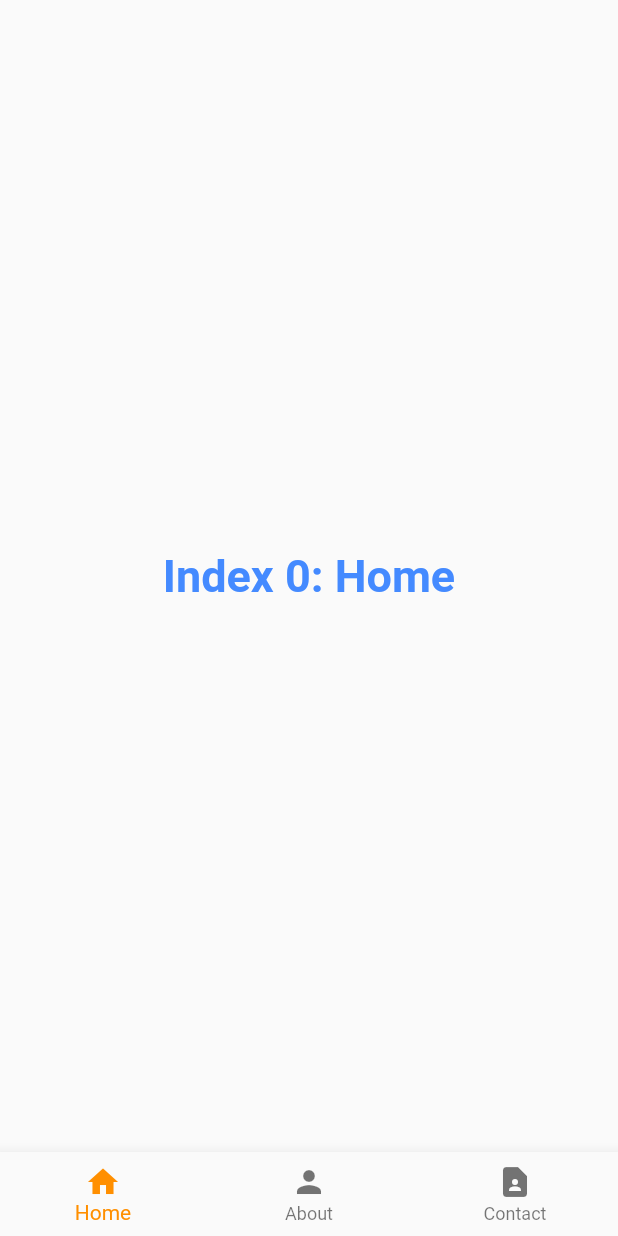
After one commit to rashedmahram/flutter_widgets, a Flutter app: the screen it shows after launch, after a tap on "Bottom Nav", on a phone screen of 412 x 824 dp. The commit adds this screen. Run offline on Flutter 3.47's test engine with Material 2 defaults, Android fonts, the phone set to English and light mode, and no system bars.

Commit message:
bottom navigator

```diff
--- a/lib/main.dart
+++ b/lib/main.dart
@@ -1,5 +1,6 @@
 import 'package:flutter/material.dart';
-import 'package:flutter_widgets/screen/statefull_widget.dart';
+
+import 'screen/statefull_widget.dart';
 
 void main() => runApp(MyApp());
 
--- /dev/null
+++ b/lib/screen/bottom_navigation/navigations.dart
@@ -0,0 +1,62 @@
+/// Flutter code sample for BottomNavigationBar
+import 'package:flutter/material.dart';
+
+class BottomNavEx extends StatefulWidget {
+  @override
+  _BottomNavExState createState() => _BottomNavExState();
+}
+
+class _BottomNavExState extends State<BottomNavEx> {
+  int _selectedIndex = 0;
+
+  static const TextStyle optionStyle = TextStyle(fontSize: 30, fontWeight: FontWeight.bold, color: Colors.blueAccent);
+
+  static const List<Widget> _widgetOptions = <Widget>[
+    Text(
+      'Index 0: Home',
+      style: optionStyle,
+    ),
+    Text(
+      'Index 1: Business',
+      style: optionStyle,
+    ),
+    Text(
+      'Index 2: School',
+      style: optionStyle,
+    ),
+  ];
+
+  void _onItemTapped(int index) {
+    setState(() {
+      _selectedIndex = index;
+    });
+  }
+
+  @override
+  Widget build(BuildContext context) {
+    return Scaffold(
+      bottomNavigationBar: BottomNavigationBar(
+        items: [
+          BottomNavigationBarItem(
+            icon: Icon(Icons.home),
+            label: "Home",
+          ),
+          BottomNavigationBarItem(
+            icon: Icon(Icons.person),
+            label: "About",
+          ),
+          BottomNavigationBarItem(
+            icon: Icon(Icons.contact_page),
+            label: "Contact",
+          ),
+        ],
+        currentIndex: _selectedIndex,
+        selectedItemColor: Colors.amber[800],
+        onTap: _onItemTapped,
+      ),
+      body: Center(
+        child: _widgetOptions.elementAt(_selectedIndex),
+      ),
+    );
+  }
+}
--- a/lib/screen/about_us.dart
+++ b/lib/screen/navigation/about_us.dart
@@ -1,5 +1,6 @@
 import 'package:flutter/material.dart';
-import 'package:flutter_widgets/screen/statefull_widget.dart';
+
+import '../statefull_widget.dart';
 
 class AboutUs extends StatelessWidget {
   @override
--- a/lib/screen/contact.dart
+++ b/lib/screen/navigation/contact.dart
@@ -1,5 +1,5 @@
 import 'package:flutter/material.dart';
-import 'package:flutter_widgets/screen/statefull_widget.dart';
+import '../statefull_widget.dart';
 
 class Contacts extends StatelessWidget {
   @override
--- a/lib/screen/statefull_widget.dart
+++ b/lib/screen/statefull_widget.dart
@@ -1,12 +1,13 @@
 import 'package:flutter/material.dart';
-import 'package:flutter_widgets/screen/about_us.dart';
 
-import 'article_page.dart';
-import 'contact.dart';
+import 'bottom_navigation/navigations.dart';
+import 'navigation/about_us.dart';
+import 'navigation/article_page.dart';
+import 'navigation/contact.dart';
 
 class MainPage extends StatefulWidget {
   const MainPage({
-    Key key,
+    Key? key,
   }) : super(key: key);
 
   @override
@@ -38,7 +39,7 @@ class _MainPageState extends State<MainPage> {
               TextButton(
                 onPressed: () {
                   setState(() {
-                    color = Colors.green[400];
+                    color = Colors.green[400]!;
                   });
                 },
                 child: Text("Green"),
@@ -53,7 +54,7 @@ class _MainPageState extends State<MainPage> {
               TextButton(
                 onPressed: () {
                   setState(() {
-                    color = Colors.yellow[400];
+                    color = Colors.yellow[400]!;
                   });
                 },
                 child: Text("yellow"),
@@ -68,7 +69,7 @@ class _MainPageState extends State<MainPage> {
               TextButton(
                 onPressed: () {
                   setState(() {
-                    color = Colors.red[400];
+                    color = Colors.red[400]!;
                   });
                 },
                 child: Text("Red"),
@@ -128,6 +129,16 @@ class _MainPageState extends State<MainPage> {
                       );
                     },
                     child: Text("Article")),
+                TextButton(
+                    onPressed: () {
+                      Navigator.push(
+                        context,
+                        MaterialPageRoute(
+                          builder: (context) => BottomNavEx(),
+                        ),
+                      );
+                    },
+                    child: Text("Bottom Nav")),
               ],
             ))
       ],
--- a/pubspec.yaml
+++ b/pubspec.yaml
@@ -3,7 +3,7 @@ description: A new Flutter project.
 
 # The following line prevents the package from being accidentally published to
 # pub.dev using `pub publish`. This is preferred for private packages.
-publish_to: 'none' # Remove this line if you wish to publish to pub.dev
+publish_to: "none" # Remove this line if you wish to publish to pub.dev
 
 # The following defines the version and build number for your application.
 # A version number is three numbers separated by dots, like 1.2.43
@@ -18,12 +18,11 @@ publish_to: 'none' # Remove this line if you wish to publish to pub.dev
 version: 1.0.0+1
 
 environment:
-  sdk: ">=2.7.0 <3.0.0"
+  sdk: ">=2.12.0 <3.0.0"
 
 dependencies:
   flutter:
     sdk: flutter
-
 
   # The following adds the Cupertino Icons font to your application.
   # Use with the CupertinoIcons class for iOS style icons.
@@ -38,7 +37,6 @@ dev_dependencies:
 
 # The following section is specific to Flutter.
 flutter:
-
   # The following line ensures that the Material Icons font is
   # included with your application, so that you can use the icons in
   # the material Icons class.
```
Also changed, not shown: lib/screen/navigation/article_page.dart (renamed from lib/screen/article_page.dart, +4 -11 lines).
